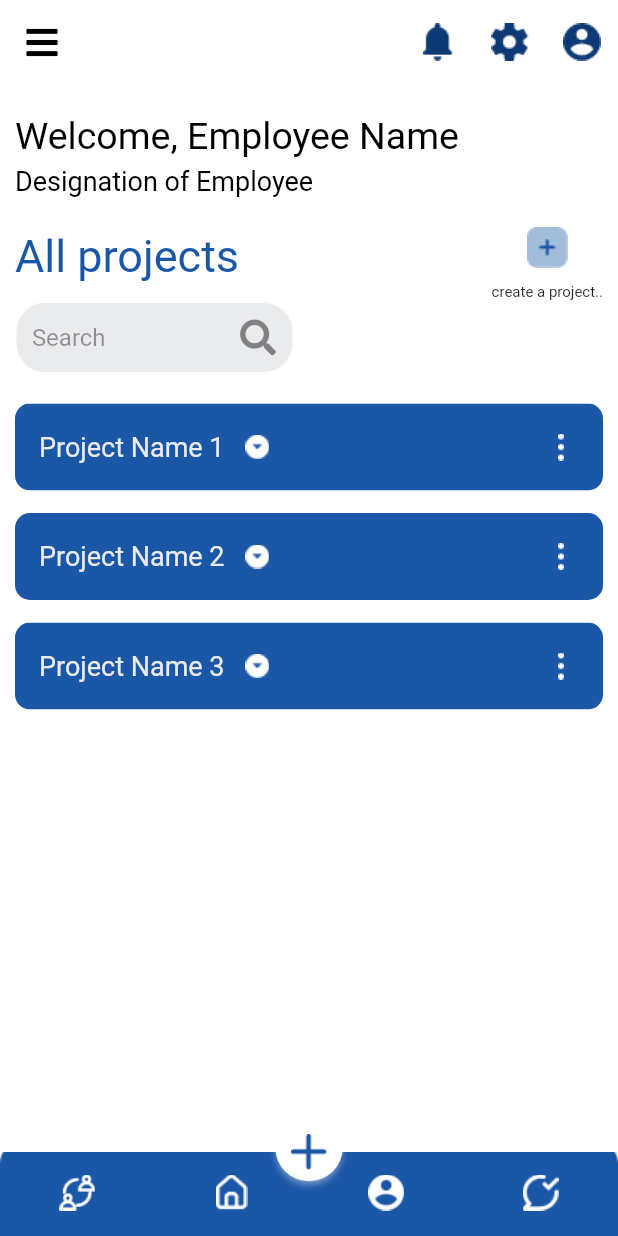
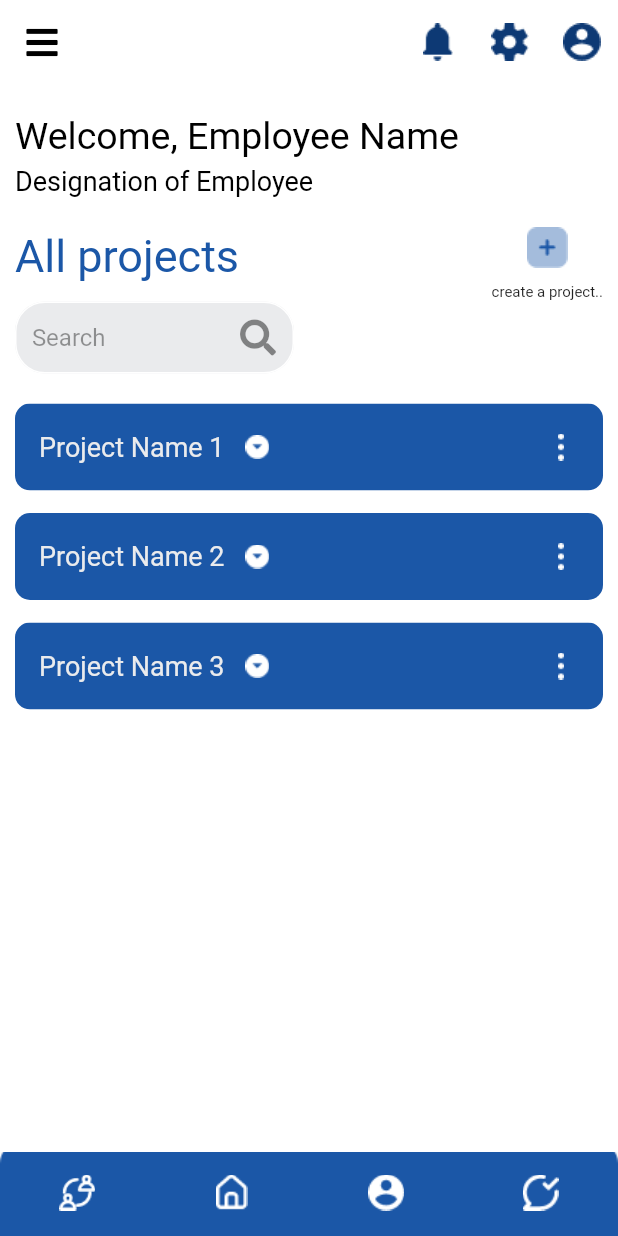
Before and after one commit to Mrashoo24/revoo, a Flutter app: the screen it shows after launch, on a phone screen of 412 x 824 dp. Run offline on Flutter 3.47's test engine with Material 2 defaults, Android fonts, the light colour scheme and no system bars; our stand-ins replace font_awesome_flutter, get; Roboto replaces fonts that are missing (Neue Haas Grotesk Display Pro, Regular).

Commit message:
updated all pages in one

```diff
--- a/lib/profile/userProjectsProfile.dart
+++ b/lib/profile/userProjectsProfile.dart
@@ -21,7 +21,7 @@ class AllProjects extends StatefulWidget {
   }
 }
 
-GlobalKey<ScaffoldState> homekey = GlobalKey<ScaffoldState>();
+
 class userprofile extends State<AllProjects> {
   final String emplyeeName = "Employee Name";
   final String designationOfEmp = "Designation";
@@ -33,9 +33,7 @@ class userprofile extends State<AllProjects> {
     // TODO: implement build
     return SafeArea(
       child: Scaffold(
-        key: homekey,
 
-          drawer: ProjectHomePage(),
           backgroundColor: Colors.white,
           body: SingleChildScrollView(
             child: Container(
@@ -168,28 +166,7 @@ class userprofile extends State<AllProjects> {
               ),
             )
           ),
-          bottomNavigationBar: _bottomNevigationBar(),
-          floatingActionButtonLocation:
-              FloatingActionButtonLocation.centerDocked,
-          floatingActionButton: FloatingActionButton(
-            elevation: 0,
-            backgroundColor: Colors.transparent,
-            onPressed: () {},
-            child: Stack(
-              alignment: Alignment.center,
-              children: [
-
-                ImageIcon(
-                  AssetImage('asset/addiconforbnb.png'),
-                  size: 1000,
-                ),
-                ImageIcon(
-                  AssetImage('asset/addsymbolforbnb.png'),
-                  color: Color(0xff1B57A7),
-                ),
-              ],
-            )
-          )),
+        ),
     );
   }
   bool expandName = false;
@@ -249,56 +226,7 @@ class userprofile extends State<AllProjects> {
 }
 
 
-Widget _bottomNevigationBar() {
-  return Container(
-      decoration: BoxDecoration(
-          image: DecorationImage(
-        image: AssetImage('asset/Rectangleforbnb.png'),
-        fit: BoxFit.fitWidth,
-      )),
-      child: ClipRRect(
-        borderRadius: BorderRadius.only(
-          topLeft: Radius.circular(100),
-          topRight: Radius.circular(100),
-        ),
-        child: BottomNavigationBar(
-            elevation: 0,
-            backgroundColor: Color(0xff1B57A7),
-            type: BottomNavigationBarType.fixed,
-            showSelectedLabels: false,
-            showUnselectedLabels: false,
-            items: [
-              BottomNavigationBarItem(
-                icon: ImageIcon(
-                  AssetImage('asset/twopeopleicon.png'),
-                  color: Colors.white,
-                ),
-                label: 'share',
-              ),
-              BottomNavigationBarItem(
-                icon: ImageIcon(
-                  AssetImage('asset/homeicon.png'),
-                  color: Colors.white,
-                ),
-                label: 'home',
-              ),
-              BottomNavigationBarItem(
-                icon: ImageIcon(
-                  AssetImage('asset/userprofileicon.png'),
-                  color: Colors.white,
-                ),
-                label: 'home',
-              ),
-              BottomNavigationBarItem(
-                icon: ImageIcon(
-                  AssetImage('asset/mssage.png'),
-                  color: Colors.white,
-                ),
-                label: 'home',
-              ),
-            ]),
-      ));
-}
+
 //
 // class Contents {
 //   final Widget entry;
--- a/lib/projectDashboard.dart
+++ b/lib/projectDashboard.dart
@@ -35,11 +35,12 @@ class _ProjectHomePageState extends State<ProjectHomePage> {
 
   ];
 
-
+  GlobalKey<ScaffoldState> homekey = GlobalKey<ScaffoldState>();
   @override
   Widget build(BuildContext context) {
     return SafeArea(
       child: Scaffold(
+        key: homekey,
         appBar: AppBar(
             backgroundColor: Colors.white,
             elevation: 0,
@@ -51,7 +52,7 @@ class _ProjectHomePageState extends State<ProjectHomePage> {
             ],
             leading: IconButton(
                 onPressed: () {
-                  // Get.to( ProjectHomePage(key: scafkey,));
+                  homekey.currentState!.openDrawer();
                 },
                 icon: Icon(
                   FontAwesomeIcons.bars,
@@ -59,6 +60,7 @@ class _ProjectHomePageState extends State<ProjectHomePage> {
                 ))),
         drawer:   navBar(),
         body: homepages[selectedindex],
+        bottomNavigationBar: _bottomNevigationBar(),
       ),
     );
 
@@ -167,7 +169,7 @@ class _ProjectHomePageState extends State<ProjectHomePage> {
                   endIndent: 50,
                   indent: 25,
                 ),
-                buildNavCard('asset/lvapproval.png', 'Tasks',3),
+                buildNavCard('asset/lvapproval.png', 'Tasks',2),
                 SizedBox(
                   height: 5,
                 ),
@@ -177,7 +179,7 @@ class _ProjectHomePageState extends State<ProjectHomePage> {
                   endIndent: 50,
                   indent: 25,
                 ),
-                buildNavCard('asset/modulesprinIcon.png', 'Modules',4),
+                buildNavCard('asset/modulesprinIcon.png', 'Modules',3),
                 SizedBox(
                   height: 5,
                 ),
@@ -187,7 +189,7 @@ class _ProjectHomePageState extends State<ProjectHomePage> {
                   endIndent: 50,
                   indent: 25,
                 ),
-                buildNavCard('asset/MessagePrvIconDrawer.png', 'Messages',5),
+                buildNavCard('asset/MessagePrvIconDrawer.png', 'Messages',4),
               ],
             ),
           ),
@@ -237,4 +239,55 @@ class _ProjectHomePageState extends State<ProjectHomePage> {
       ),
     );
   }
+
+  Widget _bottomNevigationBar() {
+    return Container(
+        decoration: BoxDecoration(
+            image: DecorationImage(
+              image: AssetImage('asset/Rectangleforbnb.png'),
+              fit: BoxFit.fitWidth,
+            )),
+        child: ClipRRect(
+          borderRadius: BorderRadius.only(
+            topLeft: Radius.circular(100),
+            topRight: Radius.circular(100),
+          ),
+          child: BottomNavigationBar(
+              elevation: 0,
+              backgroundColor: Color(0xff1B57A7),
+              type: BottomNavigationBarType.fixed,
+              showSelectedLabels: false,
+              showUnselectedLabels: false,
+              items: [
+                BottomNavigationBarItem(
+                  icon: ImageIcon(
+                    AssetImage('asset/twopeopleicon.png'),
+                    color: Colors.white,
+                  ),
+                  label: 'share',
+                ),
+                BottomNavigationBarItem(
+                  icon: ImageIcon(
+                    AssetImage('asset/homeicon.png'),
+                    color: Colors.white,
+                  ),
+                  label: 'home',
+                ),
+                BottomNavigationBarItem(
+                  icon: ImageIcon(
+                    AssetImage('asset/userprofileicon.png'),
+                    color: Colors.white,
+                  ),
+                  label: 'home',
+                ),
+                BottomNavigationBarItem(
+                  icon: ImageIcon(
+                    AssetImage('asset/mssage.png'),
+                    color: Colors.white,
+                  ),
+                  label: 'home',
+                ),
+              ]),
+        ));
+  }
 }
```
Also changed, not shown: lib/Messages/mssages.dart (+1 -23 lines), lib/ModuleSprintScreen/modulesSprintsPage.dart (+1 -22 lines).
